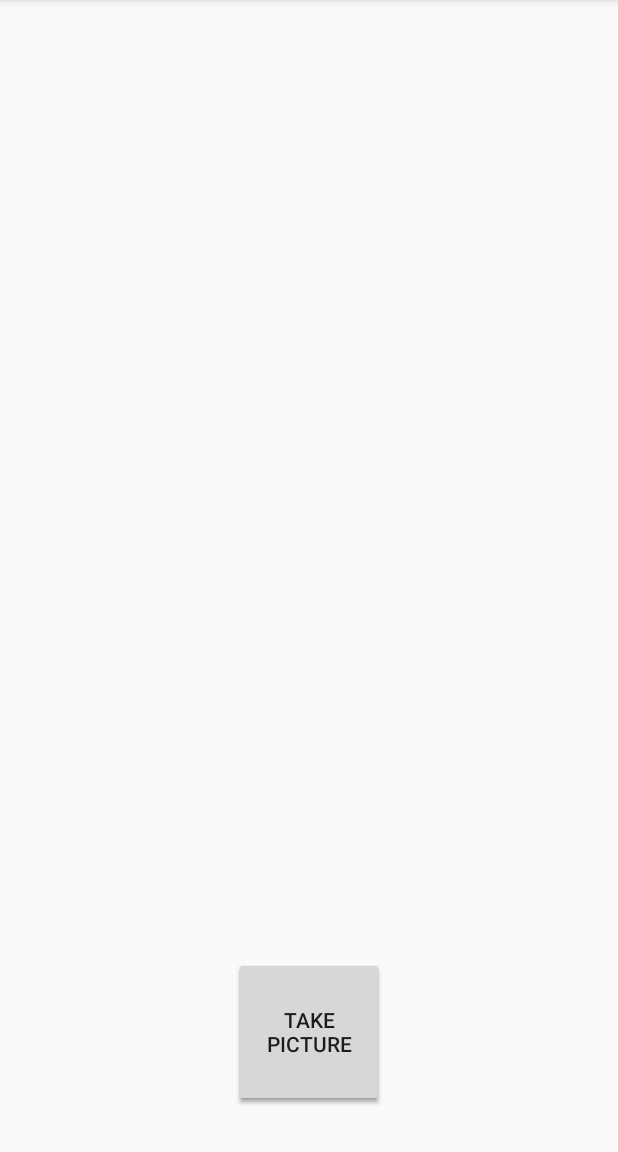
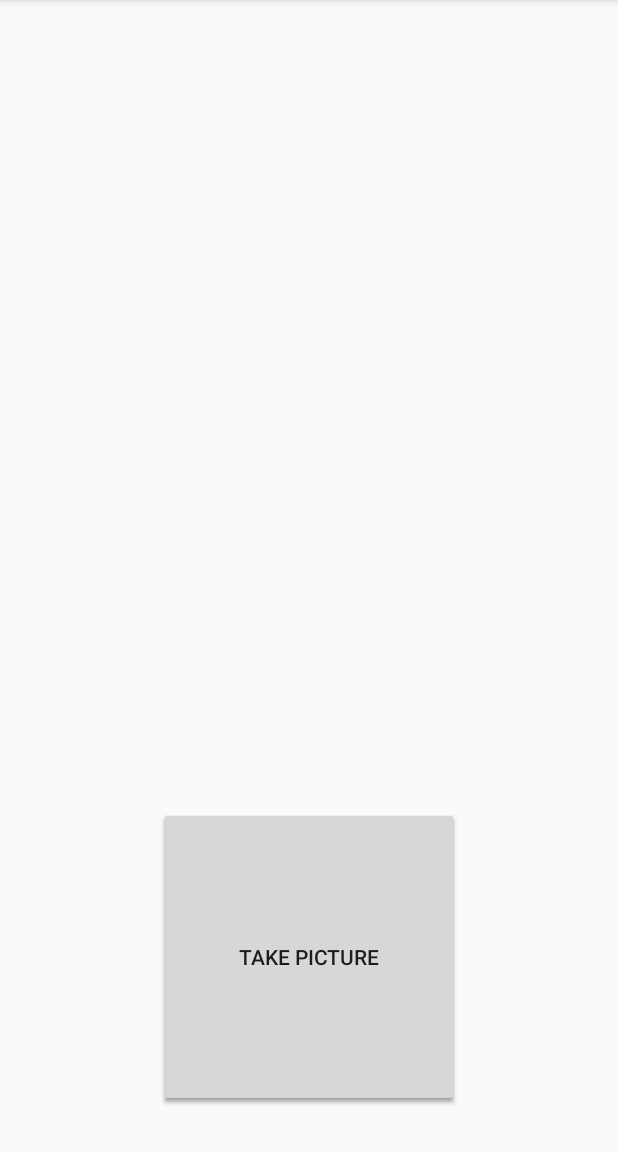
Before and after one commit to twinone/rubik-robot, an Android app: the fragment CameraFragment placed in its activity, on a phone screen of 412 x 824 dp, the part 84-1236 px from its top. Run offline under Robolectric (Android 15) with nearby library versions, the phone set to English and light mode, and no system bars.

Commit message:
Pre-merge

```diff
--- a/android/app/src/main/java/org/twinone/rubiksolver/CameraFragment.java
+++ b/android/app/src/main/java/org/twinone/rubiksolver/CameraFragment.java
@@ -43,6 +43,7 @@ public class CameraFragment extends Fragment implements View.OnClickListener, Ca
     private int mCameraRotation;
     private HighlightView mHLView;
     private RelativeLayout mRelativeLayout;
+    private View[] mSquare = new View[9];
 
     @Nullable
     @Override
@@ -101,6 +102,16 @@ public class CameraFragment extends Fragment implements View.OnClickListener, Ca
             mRelativeLayout.removeView(mHLView);
         mHLView = new HighlightView(getActivity());
         mRelativeLayout.addView(mHLView);
+
+        mSquare[0] = mRelativeLayout.findViewById(R.id.v0);
+        mSquare[1] = mRelativeLayout.findViewById(R.id.v1);
+        mSquare[2] = mRelativeLayout.findViewById(R.id.v2);
+        mSquare[3] = mRelativeLayout.findViewById(R.id.v3);
+        mSquare[4] = mRelativeLayout.findViewById(R.id.v4);
+        mSquare[5] = mRelativeLayout.findViewById(R.id.v5);
+        mSquare[6] = mRelativeLayout.findViewById(R.id.v6);
+        mSquare[7] = mRelativeLayout.findViewById(R.id.v7);
+        mSquare[8] = mRelativeLayout.findViewById(R.id.v8);
     }
 
     @Override
@@ -159,10 +170,10 @@ public class CameraFragment extends Fragment implements View.OnClickListener, Ca
 //        Log.d(TAG, "Preview dimensions: " + sw + "x" + sh);
         float[] coords = mHLView.getCoords();
         for (int i = 0; i < 4; i++) {
-//            Log.d(TAG, "Mapped (" + coords[i].x + "," + coords[i].y + ") to (" +
-//                    map(coords[i].x, sw, w) + "," + map(coords[i].y, sh, h));
-            coords[i] = (int) map(coords[i], sw, w);
-            coords[i + 1] = (int) map(coords[i + 1], sh, h);
+            Log.d(TAG, "Mapped (" + coords[i * 2] + "," + coords[i * 2 + 1] + ") to (" +
+                    map(coords[i * 2], sw, w) + "," + map(coords[i * 2 + 1], sh, h));
+            coords[i * 2] = (int) map(coords[2 * i], sw, w);
+            coords[i * 2 + 1] = (int) map(coords[i * 2 + 1], sh, h);
         }
 
         /**
@@ -170,7 +181,8 @@ public class CameraFragment extends Fragment implements View.OnClickListener, Ca
          * @see HighlightView#getCoords()
          */
         Matrix m = new Matrix();
-        m.setPolyToPoly(coords, 0, new float[]{0,0,100,0,100,100,0,100}, 0, 3);
+        m.setPolyToPoly(coords, 0, new float[]{0, 0, b.getWidth(), 0, b.getWidth(), b.getHeight(), 0, b.getHeight()}, 0, 3);
+
         b = b.createBitmap(b, 0, 0, b.getWidth(), b.getHeight(), m, true);
 
         mButtonCapture.setBackground(new BitmapDrawable(b));
--- a/android/app/src/main/java/org/twinone/rubiksolver/HighlightView.java
+++ b/android/app/src/main/java/org/twinone/rubiksolver/HighlightView.java
@@ -52,8 +52,8 @@ class HighlightView extends View implements View.OnTouchListener {
     float[] pointsToFloats(Point[] points) {
         float[] r = new float[points.length * 2];
         for (int i = 0; i < points.length; i++) {
-            r[i] = points[i].x;
-            r[i + 1] = points[i].y;
+            r[i*2] = points[i].x;
+            r[i*2 + 1] = points[i].y;
         }
         return r;
     }
@@ -91,6 +91,13 @@ class HighlightView extends View implements View.OnTouchListener {
             mCoords[1] = new Point(marginLeft + s, marginTop + 0);
             mCoords[2] = new Point(marginLeft + s, marginTop + s);
             mCoords[3] = new Point(marginLeft + 0, marginTop + s);
+
+            mCoords[0].x += 400;
+            mCoords[1].x -= 400;
+            mCoords[0].y += 200;
+            mCoords[1].y += 200;
+            mCoords[2].y -= 500;
+            mCoords[3].y -= 500;
         }
 
         mBorderPaint = new Paint();
--- a/android/app/src/main/res/layout/fragment_camera.xml
+++ b/android/app/src/main/res/layout/fragment_camera.xml
@@ -1,7 +1,9 @@
 <?xml version="1.0" encoding="utf-8"?>
-<RelativeLayout android:id="@+id/relative_layout" xmlns:android="http://schemas.android.com/apk/res/android"
-    android:orientation="vertical" android:layout_width="match_parent"
-    android:layout_height="match_parent">
+<RelativeLayout xmlns:android="http://schemas.android.com/apk/res/android"
+    android:id="@+id/relative_layout"
+    android:layout_width="match_parent"
+    android:layout_height="match_parent"
+    android:orientation="vertical">
 
     <FrameLayout
         android:id="@+id/frame_layout"
@@ -10,13 +12,79 @@
 
     <!-- Debug button -->
     <Button
-        android:layout_height="100dp"
-        android:layout_width="100dp"
-        android:text="Take picture"
         android:id="@+id/button_capture"
+        android:layout_width="200dp"
+        android:layout_height="200dp"
         android:layout_alignParentBottom="true"
+        android:layout_centerHorizontal="true"
         android:layout_marginBottom="30dp"
-        android:layout_centerHorizontal="true"
- />
+        android:text="Take picture" />
+
+    <LinearLayout
+        android:layout_width="wrap_content"
+        android:layout_height="wrap_content"
+        android:orientation="vertical">
+
+        <LinearLayout
+            android:layout_width="wrap_content"
+            android:layout_height="wrap_content"
+            android:orientation="horizontal">
+
+            <View
+                android:id="@+id/v0"
+                android:layout_width="30dp"
+                android:layout_height="30dp" />
+
+            <View
+                android:id="@+id/v1"
+                android:layout_width="30dp"
+                android:layout_height="30dp" />
+
+            <View
+                android:id="@+id/v2"
+                android:layout_width="30dp"
+                android:layout_height="30dp" />
+        </LinearLayout>
+
+        <LinearLayout
+            android:layout_width="wrap_content"
+            android:layout_height="wrap_content"
+            android:orientation="horizontal">
+
+            <View
+                android:id="@+id/v3"
+                android:layout_width="30dp"
+                android:layout_height="30dp" />
+            <View
+                android:id="@+id/v4"
+                android:layout_width="30dp"
+                android:layout_height="30dp" />
+
+            <View
+                android:id="@+id/v5"
+                android:layout_width="30dp"
+                android:layout_height="30dp" />
+        </LinearLayout>
+
+        <LinearLayout
+            android:layout_width="wrap_content"
+            android:layout_height="wrap_content"
+            android:orientation="horizontal">
+
+            <View
+                android:id="@+id/v6"
+                android:layout_width="30dp"
+                android:layout_height="30dp" />
+            <View
+                android:id="@+id/v7"
+                android:layout_width="30dp"
+                android:layout_height="30dp" />
+
+            <View
+                android:id="@+id/v8"
+                android:layout_width="30dp"
+                android:layout_height="30dp" />
+        </LinearLayout>
+    </LinearLayout>
 
 </RelativeLayout>
```
